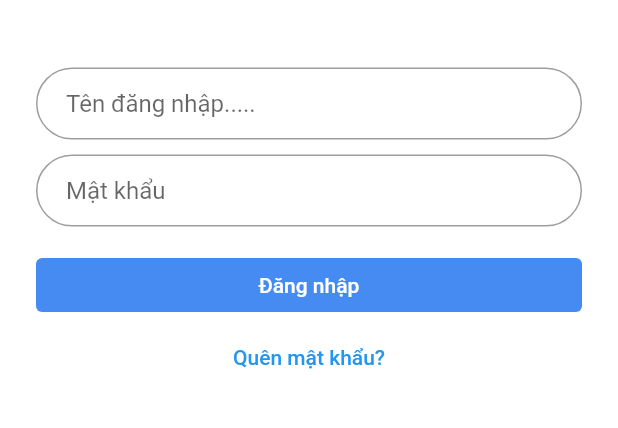
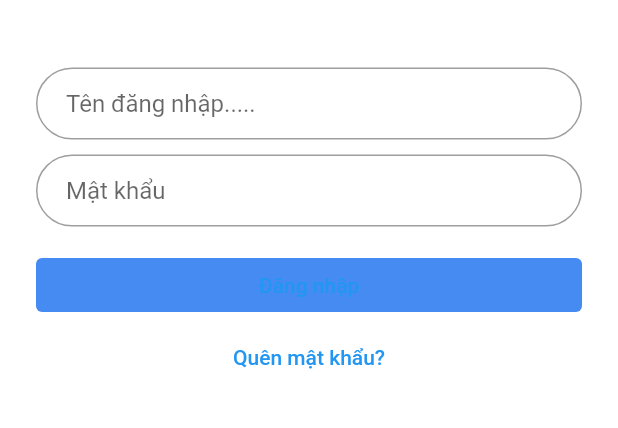
Before and after one commit to vip7009pro/cms_flutter, a Flutter app: the screen it shows after launch, on a phone screen of 412 x 824 dp, the part 486-914 px from its top. Run offline on Flutter 3.47's test engine with Material 2 defaults, Android fonts, the phone set to English and light mode, and no system bars; our stand-ins replace shared_preferences.

Commit message:
cap nhat

```diff
--- a/lib/LoginPage.dart
+++ b/lib/LoginPage.dart
@@ -1,4 +1,7 @@
+import 'dart:convert';
+
 import 'package:cms_flutter/HomePage.dart';
+import 'package:cms_flutter/controller/network_request.dart';
 import 'package:flutter/material.dart';
 import 'package:shared_preferences/shared_preferences.dart';
 
@@ -26,9 +29,6 @@ class _LoginPageState extends State<LoginPage> {
     // TODO: implement initState
 
     super.initState();
-    _token = _prefs.then((SharedPreferences prefs) {
-      return prefs.getString('token') ?? 'reset';
-    });
   }
 
   Widget build(BuildContext context) {
@@ -59,7 +59,6 @@ class _LoginPageState extends State<LoginPage> {
     final loginButton = TextButton(
       child: const Text('Đăng nhập'),
       style: TextButton.styleFrom(
-          primary: Color.fromARGB(255, 255, 255, 255),
           backgroundColor: Color.fromARGB(255, 70, 139, 241)),
       onPressed: () {
         //_showToast(context);
```
Also changed, not shown: lib/controller/network_request.dart (+0 -17 lines).
